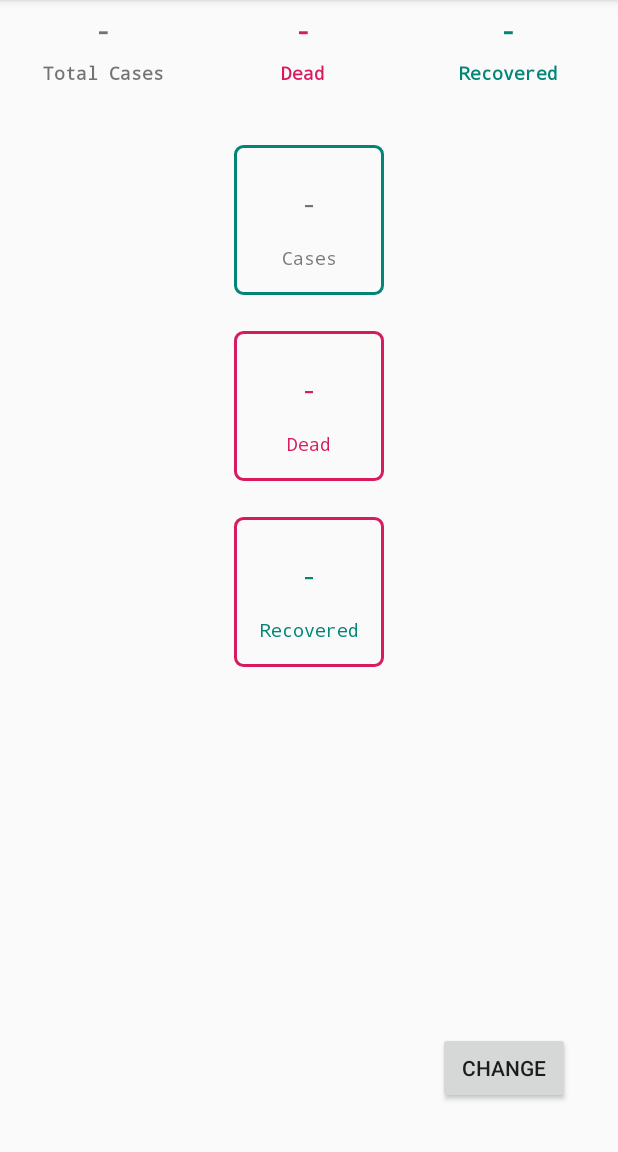
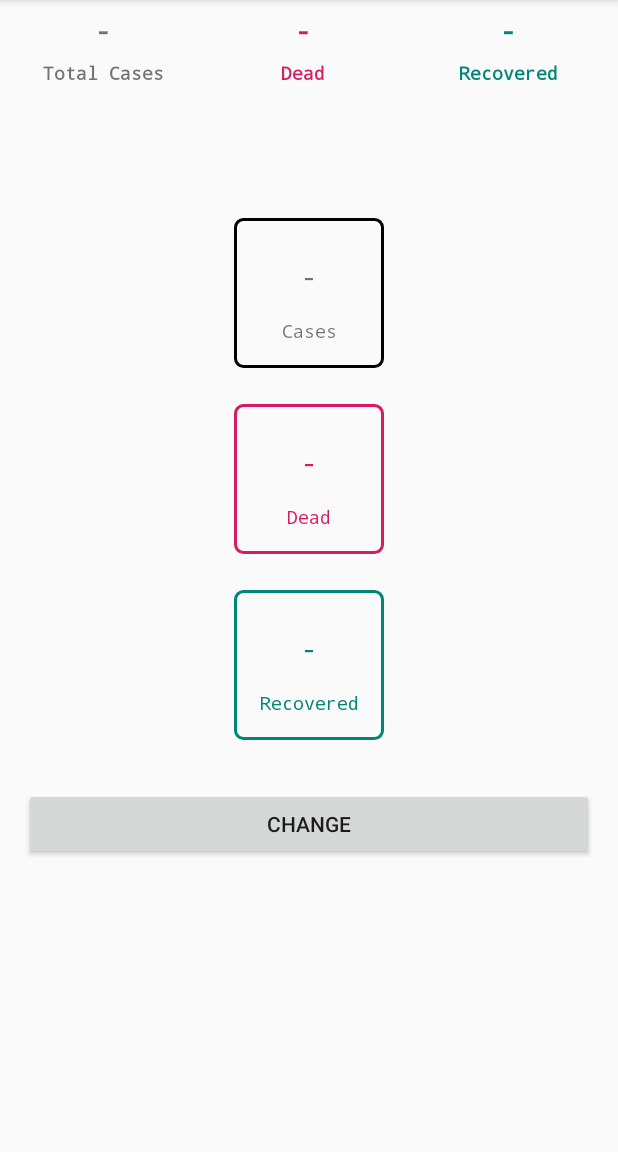
Before and after one commit to O-r-D/CoronaStats, an Android app: the screen it shows after launch (MainActivity), on a phone screen of 412 x 824 dp, the part 84-1236 px from its top. Run offline under Robolectric (Android 15) with nearby library versions, the phone set to English and light mode, and no system bars.

```diff
--- a/app/src/main/java/com/ord/coronastats/ui/country/CountryStatsFragment.kt
+++ b/app/src/main/java/com/ord/coronastats/ui/country/CountryStatsFragment.kt
@@ -10,6 +10,7 @@ import androidx.fragment.app.Fragment
 import androidx.lifecycle.Observer
 import androidx.lifecycle.ViewModelProvider
 import com.ord.coronastats.R
+import com.ord.coronastats.data.model.CountryStats
 import com.ord.coronastats.ui.countrylist.CountryListFragment
 import com.ord.coronastats.utils.InjectorUtils
 import kotlinx.android.synthetic.main.fragment_country_stats.*
@@ -21,6 +22,7 @@ class CountryStatsFragment : Fragment() {
     }
 
     private lateinit var viewModel: CountryStatsViewModel
+    private lateinit var country: String
 
     override fun onCreateView(
         inflater: LayoutInflater,
@@ -36,13 +38,34 @@ class CountryStatsFragment : Fragment() {
             ViewModelProvider(this, it).get(CountryStatsViewModel::class.java)
         }
 
-        bindUI()
+        country = (context?.getSystemService(Context.TELEPHONY_SERVICE) as TelephonyManager).simCountryIso ?: "CH"
+
+        val countryStats = arguments?.getParcelable<CountryStats>("tag")
+        bindUI(countryStats)
 
     }
 
-    private fun bindUI() {
+    private fun bindUI(countryStats: CountryStats?) {
 
-        val country = (context?.getSystemService(Context.TELEPHONY_SERVICE) as TelephonyManager).simCountryIso ?: "CH"
+        if (countryStats != null) {
+            tv_cases_nb.text = String.format("%,d", countryStats.cases)
+            if (countryStats.todayCases != 0)
+                tv_cases.text = getString(
+                    R.string.country_cases,
+                    "(${String.format("%,d", countryStats.todayCases)})"
+                )
+
+            tv_deaths_nb.text = String.format("%,d", countryStats.deaths)
+            if (countryStats.todayDeaths != 0)
+                tv_deaths.text = getString(
+                    R.string.country_dead,
+                    "(${String.format("%,d", countryStats.todayDeaths)})"
+                )
+
+            tv_recovered_nb.text = String.format("%,d", countryStats.recovered)
+
+            tv_country_name.text = countryStats.country
+        } else {
 
             viewModel.fetchCountryStats(country).observe(viewLifecycleOwner, Observer {
                 tv_cases_nb.text = String.format("%,d", it.cases)
@@ -63,6 +86,7 @@ class CountryStatsFragment : Fragment() {
 
                 tv_country_name.text = it.country
             })
+        }
 
         btn_change_country.setOnClickListener {
             goToCountryListFragment()
@@ -72,7 +96,7 @@ class CountryStatsFragment : Fragment() {
     private fun goToCountryListFragment() {
         parentFragmentManager.beginTransaction().apply {
             replace(R.id.fragment, CountryListFragment())
-            addToBackStack(null)
+            TODO("Add to Back Stack for the first fragment only")
         }.commit()
     }
 
--- a/app/src/main/res/drawable/shape_cases_stat.xml
+++ b/app/src/main/res/drawable/shape_cases_stat.xml
@@ -3,5 +3,5 @@
 <shape xmlns:android="http://schemas.android.com/apk/res/android">
     <corners android:radius="5dp"/>
     <stroke android:width="2dp"
-            android:color="@color/colorPrimary"/>
+            android:color="@android:color/black"/>
 </shape>
--- a/app/src/main/res/drawable/shape_recovered_stat.xml
+++ b/app/src/main/res/drawable/shape_recovered_stat.xml
@@ -3,5 +3,5 @@
 <shape xmlns:android="http://schemas.android.com/apk/res/android">
     <corners android:radius="5dp"/>
     <stroke android:width="2dp"
-            android:color="@color/colorAccent"/>
+            android:color="@color/colorPrimary"/>
 </shape>
--- a/app/src/main/res/layout/fragment_country_stats.xml
+++ b/app/src/main/res/layout/fragment_country_stats.xml
@@ -3,28 +3,26 @@
         xmlns:android="http://schemas.android.com/apk/res/android"
         xmlns:app="http://schemas.android.com/apk/res-auto" xmlns:tools="http://schemas.android.com/tools"
         android:layout_width="match_parent"
-        android:layout_height="match_parent"
+        android:layout_height="wrap_content"
         tools:context=".ui.country.CountryStatsFragment">
     <TextView
             android:layout_width="wrap_content"
             android:layout_height="wrap_content" android:id="@+id/tv_country_name"
             tools:text="Lebanon" android:textColor="@android:color/black"
             android:textStyle="bold" android:textSize="30sp" android:fontFamily="monospace"
-            android:layout_marginBottom="24dp"
-            app:layout_constraintBottom_toBottomOf="parent" app:layout_constraintStart_toStartOf="parent"
-            android:layout_marginStart="24dp" app:layout_constraintEnd_toStartOf="@+id/btn_change_country"
-            android:layout_marginEnd="123dp" app:layout_constraintHorizontal_bias="0.0"/>
+            app:layout_constraintTop_toTopOf="parent" app:layout_constraintEnd_toEndOf="parent"
+            app:layout_constraintStart_toStartOf="parent" android:layout_marginTop="8dp"/>
     <LinearLayout
             android:orientation="vertical"
-            android:layout_width="100dp"
+            android:layout_width="0dp"
             android:background="@drawable/shape_cases_stat"
-            android:layout_height="100dp" app:layout_constraintTop_toTopOf="parent"
+            android:layout_height="100dp"
             app:layout_constraintStart_toStartOf="parent" app:layout_constraintEnd_toEndOf="parent"
             android:layout_marginStart="150dp" android:layout_marginEnd="150dp" android:id="@+id/linearLayout3"
-            android:layout_marginTop="32dp"
             android:padding="10dp"
             app:layout_constraintHorizontal_bias="0.5" app:layout_constraintBottom_toTopOf="@+id/linearLayout"
-    >
+            app:layout_constraintTop_toBottomOf="@+id/tv_country_name" android:layout_marginTop="32dp"
+            app:layout_constraintDimensionRatio="w,1:1">
         <TextView
                 android:text="@string/global_empty_result"
                 android:layout_width="match_parent"
@@ -39,13 +37,14 @@
     </LinearLayout>
     <LinearLayout
             android:orientation="vertical"
-            android:layout_width="100dp"
+            android:layout_width="0dp"
             android:layout_height="100dp"
             app:layout_constraintStart_toStartOf="parent" app:layout_constraintEnd_toEndOf="parent"
             android:layout_marginStart="150dp" android:layout_marginEnd="150dp"
             android:id="@+id/linearLayout" app:layout_constraintTop_toBottomOf="@+id/linearLayout3"
             android:layout_marginTop="24dp" android:padding="10dp" android:background="@drawable/shape_death_stat"
-            app:layout_constraintHorizontal_bias="0.5" app:layout_constraintBottom_toTopOf="@+id/linearLayout2">
+            app:layout_constraintHorizontal_bias="0.5" app:layout_constraintBottom_toTopOf="@+id/linearLayout2"
+            app:layout_constraintDimensionRatio="w,1:1">
         <TextView
                 android:text="@string/global_empty_result"
                 android:layout_width="match_parent"
@@ -61,13 +60,14 @@
     </LinearLayout>
     <LinearLayout
             android:orientation="vertical"
-            android:layout_width="100dp"
+            android:layout_width="0dp"
             android:layout_height="100dp"
             app:layout_constraintEnd_toEndOf="parent" app:layout_constraintStart_toStartOf="parent"
             android:layout_marginStart="150dp" android:layout_marginEnd="150dp"
             app:layout_constraintTop_toBottomOf="@+id/linearLayout" android:layout_marginTop="24dp"
             android:padding="10dp" android:background="@drawable/shape_recovered_stat" android:id="@+id/linearLayout2"
-            app:layout_constraintHorizontal_bias="0.5">
+            app:layout_constraintHorizontal_bias="0.5" android:layout_marginBottom="32dp"
+            app:layout_constraintBottom_toTopOf="@+id/btn_change_country" app:layout_constraintDimensionRatio="w,1:1">
         <TextView
                 android:text="@string/global_empty_result"
                 android:layout_width="match_parent"
@@ -83,9 +83,10 @@
     </LinearLayout>
     <Button
             android:text="Change"
-            android:layout_width="wrap_content"
+            android:layout_width="0dp"
             android:layout_height="wrap_content"
             android:id="@+id/btn_change_country"
-            app:layout_constraintBottom_toBottomOf="parent" android:layout_marginBottom="24dp"
-            app:layout_constraintEnd_toEndOf="parent" android:layout_marginEnd="24dp"/>
+            app:layout_constraintBottom_toBottomOf="parent" android:layout_marginBottom="8dp"
+            app:layout_constraintEnd_toEndOf="parent" android:layout_marginEnd="8dp"
+            app:layout_constraintStart_toStartOf="parent" android:layout_marginStart="8dp"/>
 </androidx.constraintlayout.widget.ConstraintLayout>
```
Also changed, not shown: app/src/main/java/com/ord/coronastats/data/model/CountryStats.kt (+44 -3 lines), app/src/main/java/com/ord/coronastats/ui/countrylist/CountryListAdapter.kt (+19 -9 lines), app/src/main/java/com/ord/coronastats/ui/countrylist/CountryListFragment.kt (+14 -6 lines). Lines whose indentation alone changed are shown as unchanged.
